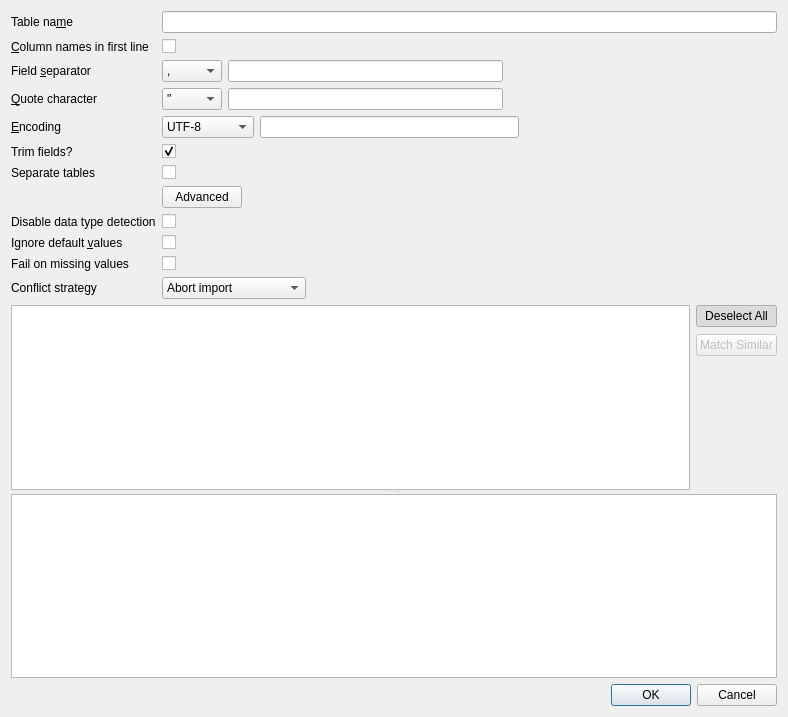
The window that src/ImportCsvDialog.ui (AppSmata/vSongBook4pc) describes before a commit, drawn with Qt 5.
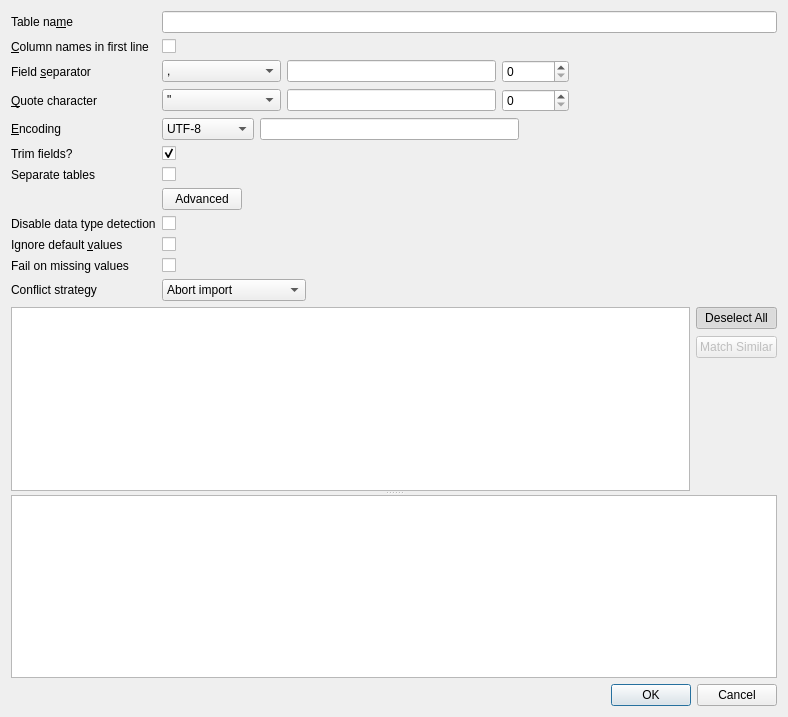
The same window after the commit. Icons and pictures are not drawn.

Diff of the .ui file:
```diff
--- a/src/ImportCsvDialog.ui
+++ b/src/ImportCsvDialog.ui
@@ -85,7 +85,12 @@
          </item>
          <item>
           <property name="text">
-           <string>Other</string>
+           <string>Other (printable)</string>
+          </property>
+         </item>
+         <item>
+          <property name="text">
+           <string>Other (code)</string>
           </property>
          </item>
         </widget>
@@ -97,6 +102,13 @@
          </property>
         </widget>
        </item>
+       <item>
+        <widget class="QSpinBox" name="spinBoxSeparator">
+         <property name="maximum">
+          <number>1114112</number>
+         </property>
+        </widget>
+       </item>
        <item>
         <spacer name="horizontalSpacer">
          <property name="orientation">
@@ -143,7 +155,12 @@
          </item>
          <item>
           <property name="text">
-           <string>Other</string>
+           <string>Other (printable)</string>
+          </property>
+         </item>
+         <item>
+          <property name="text">
+           <string>Other (code)</string>
           </property>
          </item>
         </widget>
@@ -155,6 +172,13 @@
          </property>
         </widget>
        </item>
+       <item>
+        <widget class="QSpinBox" name="spinBoxQuote">
+         <property name="maximum">
+          <number>1114112</number>
+         </property>
+        </widget>
+       </item>
        <item>
         <spacer name="horizontalSpacer_2">
          <property name="orientation">
```
Left out of the diff: 32 changed lines with no effect on the pictures.
